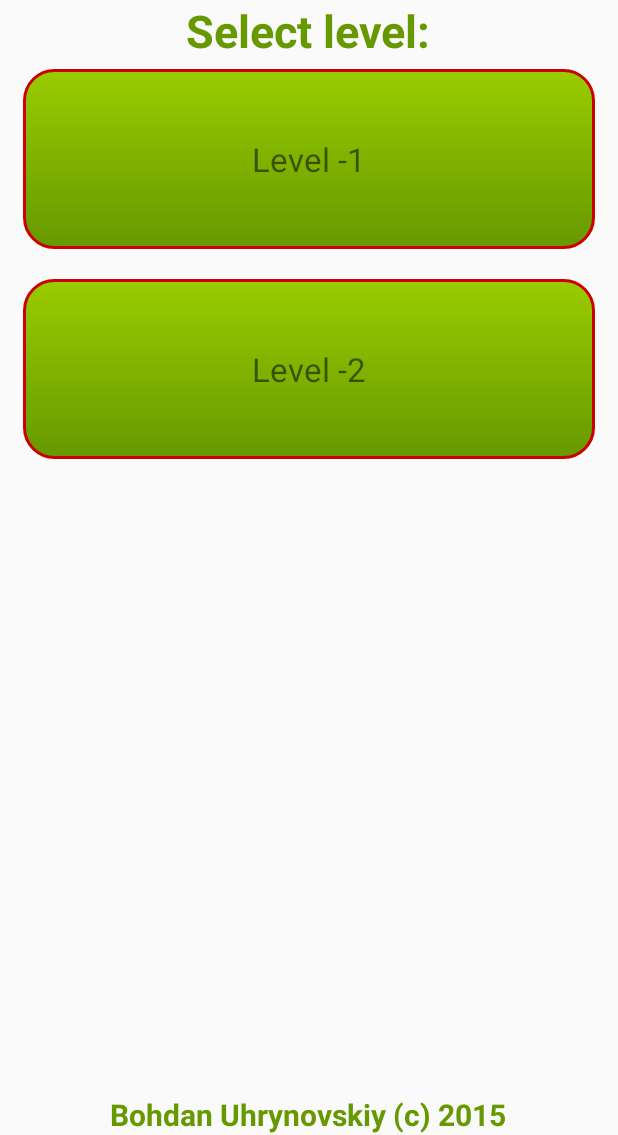
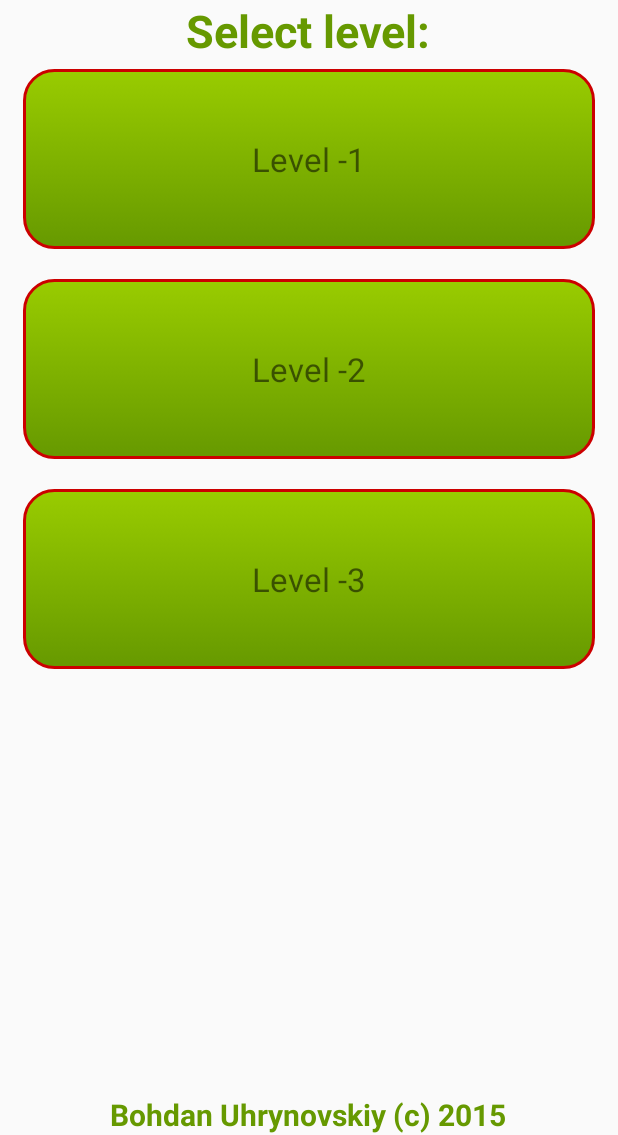
Before and after one commit to bohdanuhryn/nulp_pract, an Android app: the screen it shows after launch (LevelSelectActivity), after a tap on "Game", on a phone screen of 412 x 824 dp, the part 101-1236 px from its top. Run offline under Robolectric (Android 15) with nearby library versions, the phone set to English and light mode, and no system bars.

Commit message:
total upd

```diff
--- a/SnakeAndroidStudio/Snake/app/src/main/java/com/nulp/bohdanuhryn/snake/LevelResource.java
+++ b/SnakeAndroidStudio/Snake/app/src/main/java/com/nulp/bohdanuhryn/snake/LevelResource.java
@@ -26,16 +26,16 @@ public class LevelResource {
         LevelResource level;
 
         level = new LevelResource();
-        level.height = 20;
-        level.width = 16;
-        level.snake = new Snake(8, 10, 2);
+        level.height = 19;
+        level.width = 15;
+        level.snake = new Snake(8, 9, 2);
         level.walls = new Vector<Wall>();
         levels.put(n++, level);
 
         level = new LevelResource();
-        level.height = 20;
-        level.width = 16;
-        level.snake = new Snake(8, 10, 2);
+        level.height = 19;
+        level.width = 15;
+        level.snake = new Snake(8, 9, 2);
         level.walls = new Vector<Wall>();
         for(int i = 0; i < level.width; ++i) {
             level.walls.add(new Wall(i, 0));
@@ -44,6 +44,17 @@ public class LevelResource {
         for(int i = 1; i < level.height - 1; ++i) {
             level.walls.add(new Wall(0, i));
             level.walls.add(new Wall(level.width - 1, i));
+        }
+        levels.put(n++, level);
+
+        level = new LevelResource();
+        level.height = 19;
+        level.width = 15;
+        level.snake = new Snake(8, 9, 2);
+        level.walls = new Vector<Wall>();
+        for(int i = 2; i < level.width - 2; ++i) {
+            level.walls.add(new Wall(i, 5));
+            level.walls.add(new Wall(i, 13));
         }
         levels.put(n, level);
     }
--- a/SnakeAndroidStudio/Snake/app/src/main/java/com/nulp/bohdanuhryn/snake/Snake.java
+++ b/SnakeAndroidStudio/Snake/app/src/main/java/com/nulp/bohdanuhryn/snake/Snake.java
@@ -25,7 +25,7 @@ public class Snake {
             body.add(new Bone(x, y + i));
         state = SnakeState.MOVE_ON;
         foodWeight = 0;
-        speedUpDelta = 4;
+        speedUpDelta = 2;
     }
 
     public void Move(int moveX, int moveY, GameField gameField) {
@@ -78,8 +78,8 @@ public class Snake {
     }
 
     public int GetSpeed() {
-        if(600 - foodWeight > 400)
-            return 600 - (foodWeight * speedUpDelta);
+        if(500 - foodWeight > 400)
+            return 500 - (foodWeight * speedUpDelta);
         else
             return 400;
     }
```
Also changed, not shown: SnakeAndroidStudio/Snake/app/src/main/java/com/nulp/bohdanuhryn/snake/GameEngine.java (+34 -14 lines), SnakeAndroidStudio/Snake/app/src/main/java/com/nulp/bohdanuhryn/snake/gui/LevelActivity.java (+9 -11 lines), SnakeAndroidStudio/Snake/app/src/main/res/drawable/ground.png (added), 1 other file.
